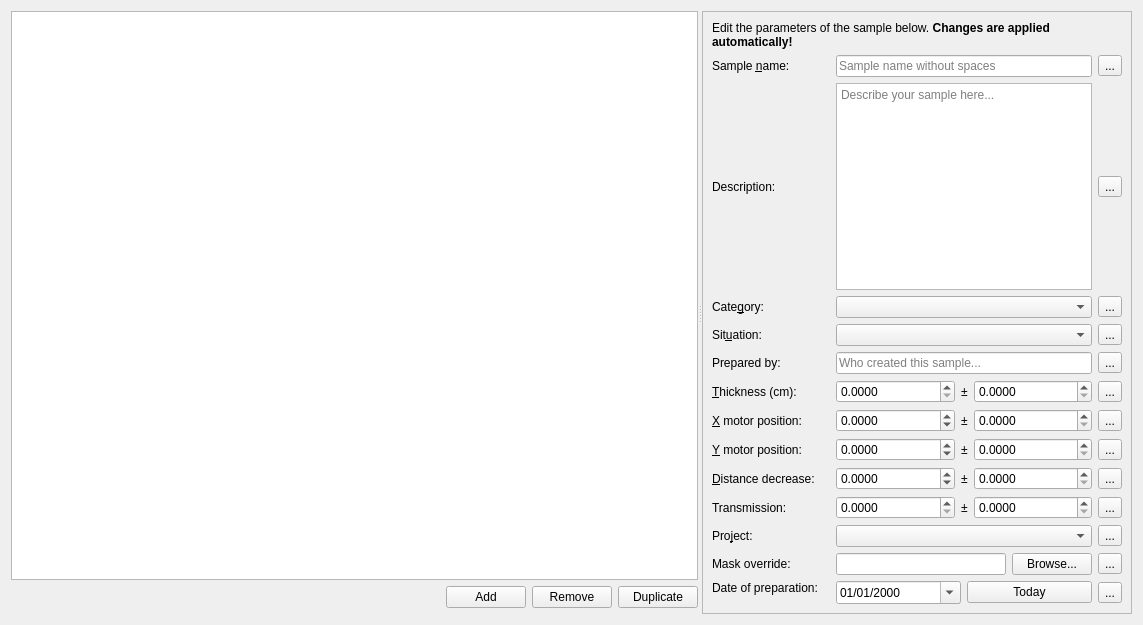
Old version of the form cct/qtgui2/setup/samples/sampleeditor.ui in the repository awacha/cct.
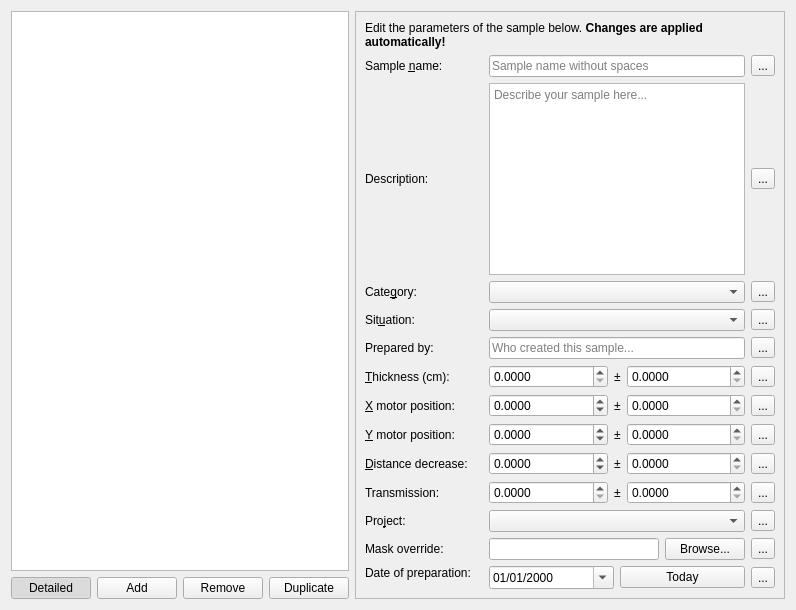
New version of the form. Icons and pictures are not drawn.

Commit message: UI improvements in sample editor and capillary sizer

Diff of the .ui file:
```diff
--- a/cct/qtgui2/setup/samples/sampleeditor.ui
+++ b/cct/qtgui2/setup/samples/sampleeditor.ui
@@ -7,7 +7,7 @@
     <x>0</x>
     <y>0</y>
     <width>1143</width>
-    <height>625</height>
+    <height>748</height>
    </rect>
   </property>
   <property name="windowTitle">
@@ -18,30 +18,13 @@
     <normaloff>:/icons/sample.svg</normaloff>:/icons/sample.svg</iconset>
   </property>
   <layout class="QHBoxLayout" name="horizontalLayout_2">
+   <property name="sizeConstraint">
+    <enum>QLayout::SetFixedSize</enum>
+   </property>
    <item>
-    <widget class="QSplitter" name="splitter">
-     <property name="orientation">
-      <enum>Qt::Horizontal</enum>
-     </property>
-     <widget class="QWidget" name="widget" native="true">
-      <property name="sizePolicy">
-       <sizepolicy hsizetype="MinimumExpanding" vsizetype="Expanding">
-        <horstretch>1</horstretch>
-        <verstretch>0</verstretch>
-       </sizepolicy>
-      </property>
-      <layout class="QVBoxLayout" name="verticalLayout">
-       <property name="leftMargin">
-        <number>0</number>
-       </property>
-       <property name="topMargin">
-        <number>0</number>
-       </property>
-       <property name="rightMargin">
-        <number>0</number>
-       </property>
-       <property name="bottomMargin">
-        <number>0</number>
+    <layout class="QVBoxLayout" name="verticalLayout_2">
+     <property name="sizeConstraint">
+      <enum>QLayout::SetFixedSize</enum>
        </property>
        <item>
         <widget class="QTreeView" name="treeView">
@@ -54,6 +37,9 @@
          <property name="acceptDrops">
           <bool>true</bool>
          </property>
+       <property name="sizeAdjustPolicy">
+        <enum>QAbstractScrollArea::AdjustToContents</enum>
+       </property>
          <property name="showDropIndicator" stdset="0">
           <bool>true</bool>
          </property>
@@ -97,6 +83,22 @@
        </item>
        <item>
         <layout class="QHBoxLayout" name="horizontalLayout_16">
+       <item>
+        <widget class="QPushButton" name="multiColumnPushButton">
+         <property name="toolTip">
+          <string>Select detailed view or simple view</string>
+         </property>
+         <property name="text">
+          <string>Detailed</string>
+         </property>
+         <property name="checkable">
+          <bool>true</bool>
+         </property>
+         <property name="checked">
+          <bool>true</bool>
+         </property>
+        </widget>
+       </item>
          <item>
           <spacer name="horizontalSpacer">
            <property name="orientation">
@@ -104,7 +106,7 @@
            </property>
            <property name="sizeHint" stdset="0">
             <size>
-             <width>40</width>
+           <width>0</width>
              <height>20</height>
             </size>
            </property>
@@ -145,26 +147,9 @@
          </item>
         </layout>
        </item>
-       <item>
-        <widget class="QWidget" name="widget_2" native="true">
-         <layout class="QHBoxLayout" name="horizontalLayout">
-          <property name="leftMargin">
-           <number>0</number>
-          </property>
-          <property name="topMargin">
-           <number>0</number>
-          </property>
-          <property name="rightMargin">
-           <number>0</number>
-          </property>
-          <property name="bottomMargin">
-           <number>0</number>
-          </property>
-         </layout>
-        </widget>
-       </item>
-      </layout>
-     </widget>
+    </layout>
+   </item>
+   <item>
      <widget class="QFrame" name="frame">
       <property name="sizePolicy">
        <sizepolicy hsizetype="Maximum" vsizetype="Preferred">
@@ -914,7 +899,6 @@
        </item>
       </layout>
      </widget>
-    </widget>
    </item>
   </layout>
  </widget>
```
Left out of the diff: 161 changed lines with no effect on the pictures. Lines whose indentation alone changed are shown as unchanged. The commit also changes 3 other files.
